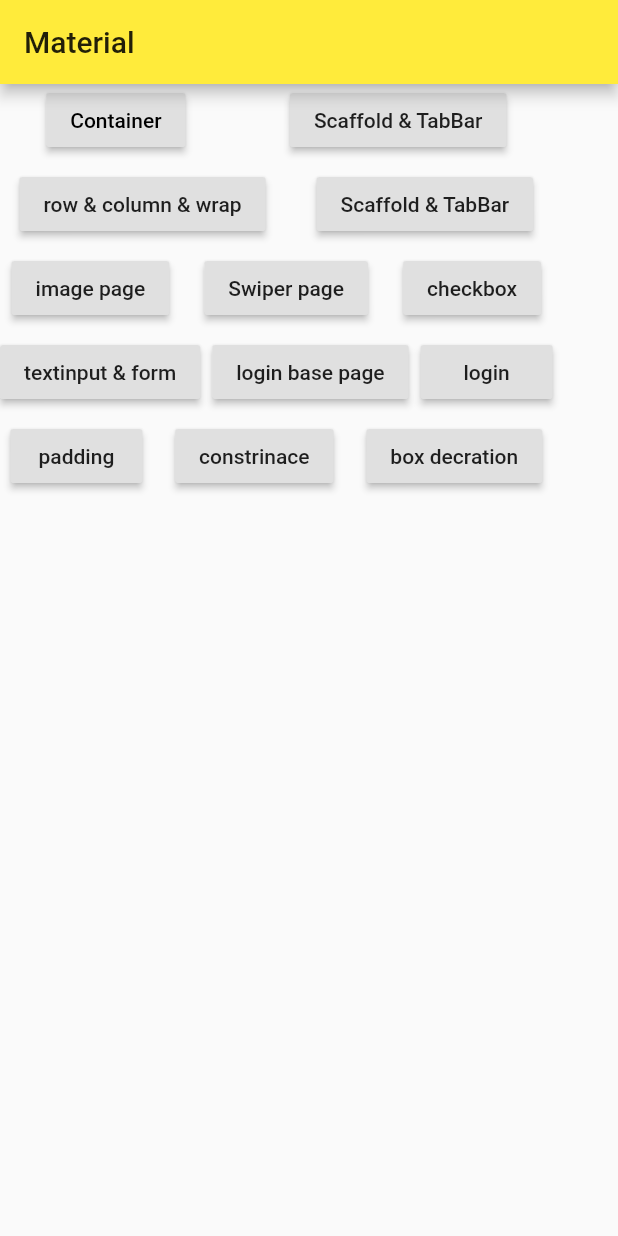
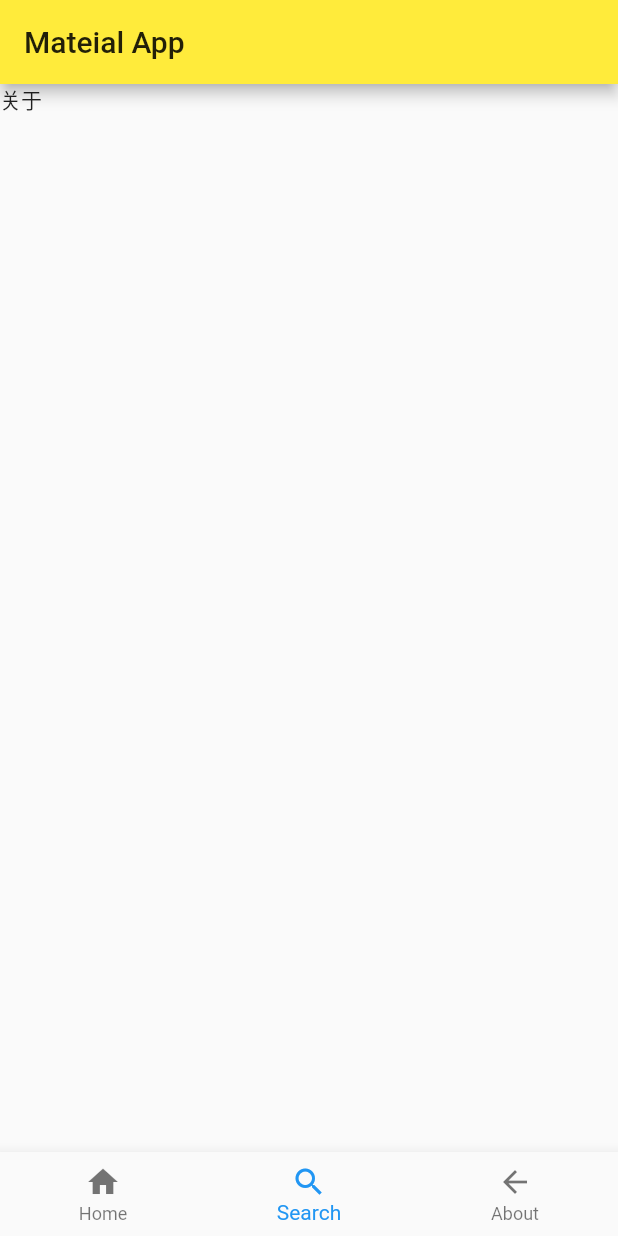
Before and after one commit to gaowei1012/flutter_learn, a Flutter app: the screen it shows after launch, on a phone screen of 412 x 824 dp. Run offline on Flutter 3.47's test engine with Material 2 defaults, Android fonts, the phone set to English and light mode, and no system bars; our stand-ins replace dio, flutter_swiper, font_awesome_flutter; missing offline and left inert: random_pk.

Commit message:
add app bottom

```diff
--- a/lib/main.dart
+++ b/lib/main.dart
@@ -1,5 +1,5 @@
 import 'package:flutter/material.dart';
-import 'package:music/page/home/home_page.dart';
+import 'package:music/page/root_page.dart';
 
 void main() {
   runApp(MyApp());
@@ -10,13 +10,12 @@ class MyApp extends StatelessWidget {
   @override
   Widget build(BuildContext context) {
     return MaterialApp(
-      title: 'music',
       debugShowCheckedModeBanner: false,
       theme: ThemeData(
         primarySwatch: Colors.yellow,
         visualDensity: VisualDensity.adaptivePlatformDensity,
       ),
-      home: HomePage(),
+      home: RootPage(),
     );
   }
 }
--- a/lib/page/about/about_page.dart
+++ b/lib/page/about/about_page.dart
@@ -10,11 +10,8 @@ class _AboutPageState extends State<AboutPage> {
 
   @override
   Widget build(BuildContext context) {
-    return Scaffold(
-      appBar: AppBar(
-        title: Text(_title),
-      ),
-      body: Container(
+    return SafeArea(
+      child: Container(
         child: Text(_title),
       ),
     );
--- a/lib/page/home/home_page.dart
+++ b/lib/page/home/home_page.dart
@@ -18,15 +18,10 @@ class HomePage extends StatefulWidget {
 }
 
 class _HomePageState extends State<HomePage> {
-  final _title = 'Material';
-
   @override
   Widget build(BuildContext context) {
-    return Scaffold(
-      appBar: AppBar(
-        title: Text(_title),
-      ),
-      body: Column(
+    return SafeArea(
+      child: Column(
         mainAxisSize: MainAxisSize.min,
         children: [
           Wrap(
--- /dev/null
+++ b/lib/page/root_page.dart
@@ -0,0 +1,47 @@
+import 'package:flutter/material.dart';
+import 'package:music/page/about/about_page.dart';
+import 'package:music/page/home/home_page.dart';
+import 'package:music/page/setting/setting_page.dart';
+
+class RootPage extends StatefulWidget {
+  @override
+  _RootPageState createState() => _RootPageState();
+}
+
+class _RootPageState extends State<RootPage> {
+  int _currentIndex = 1;
+  List<Widget> list = List();
+
+  @override
+  void initState() {
+    list..add(HomePage())..add(AboutPage())..add(SettingPage());
+    super.initState();
+  }
+
+  @override
+  Widget build(BuildContext context) {
+    return Scaffold(
+      appBar: AppBar(
+        title: Text('Mateial App'),
+      ),
+      bottomNavigationBar: BottomNavigationBar(
+        items: [
+          BottomNavigationBarItem(icon: Icon(Icons.home), label: 'Home'),
+          BottomNavigationBarItem(icon: Icon(Icons.search), label: 'Search'),
+          BottomNavigationBarItem(
+              icon: Icon(Icons.arrow_back_outlined), label: 'About')
+        ],
+        currentIndex: _currentIndex,
+        fixedColor: Colors.blue,
+        onTap: _onTap,
+      ),
+      body: list[_currentIndex],
+    );
+  }
+
+  void _onTap(int index) {
+    setState(() {
+      _currentIndex = index;
+    });
+  }
+}
```
Also changed, not shown: lib/page/setting/setting_page.dart (+3 -8 lines).
